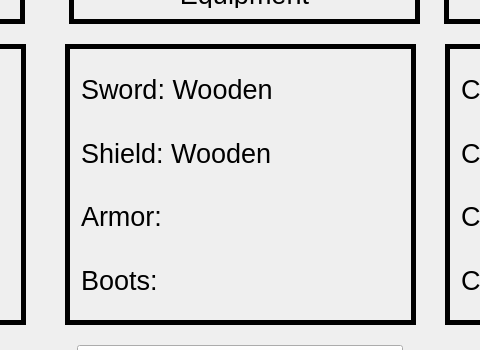
Above: mainwindow.ui from danzmoses/cs100-project before the change; both pictures show x 176 to 656 and y 157 to 507 of the 1024 by 768 pixel window. Below: the same form after it.
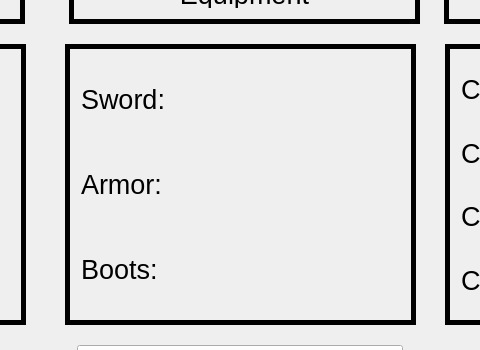
That is the form after the change. The open tabs and pages were chosen to show the change.

Commit message: Main menu equipment correctly displays what the player currently has equipped.

Diff of the .ui file:
```diff
--- a/mainwindow.ui
+++ b/mainwindow.ui
@@ -548,24 +548,12 @@
               </font>
              </property>
              <property name="text">
-              <string>Sword: Wooden</string>
+              <string>Sword: &lt;None&gt;</string>
              </property>
             </widget>
            </item>
            <item>
-            <widget class="QLabel" name="start_menu_goal_label_26">
-             <property name="font">
-              <font>
-               <pointsize>20</pointsize>
-              </font>
-             </property>
-             <property name="text">
-              <string>Shield: Wooden</string>
-             </property>
-            </widget>
-           </item>
-           <item>
-            <widget class="QLabel" name="start_menu_goal_label_27">
+            <widget class="QLabel" name="mainMenuArmorLabel">
              <property name="font">
               <font>
                <pointsize>20</pointsize>
```
Left out of the diff: 4 changed lines with no effect on the pictures. The commit also changes 4 other files.
